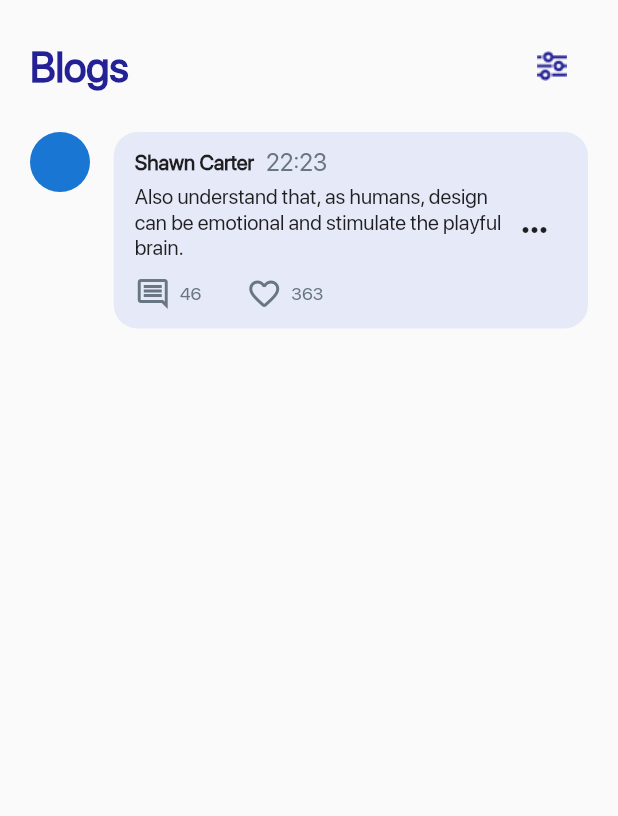
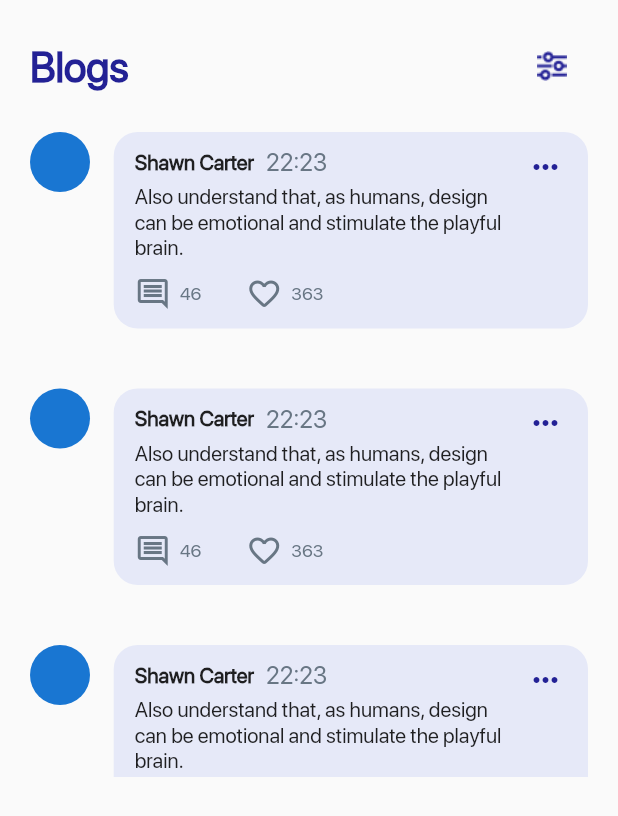
Before and after one commit to auyelgazin/uniguide, a Flutter app: the BlogScreen screen opened directly, on a phone screen of 412 x 824 dp. Shown: the top 816 px of the screen. Run offline on Flutter 3.47's test engine with Material 2 defaults, Android fonts, the light colour scheme and no system bars; our stand-ins replace firebase_auth, firebase_core, get, shared_preferences; accounts and stored records are empty.

Commit message:
blog widget extracted

```diff
--- a/lib/screens/dashboard/blog_screen.dart
+++ b/lib/screens/dashboard/blog_screen.dart
@@ -71,7 +71,30 @@ class BlogScreen extends StatelessWidget {
               ],
             ),
           ),
-          Padding(
+          Container(
+            height: 450,
+            child: ListView.builder(
+              itemCount: 3,
+              itemBuilder: (BuildContext context, int index){
+                return BlogCard();
+              },
+
+            ),
+          )
+        ],
+      ),
+    );
+  }
+}
+
+class BlogCard extends StatelessWidget {
+  const BlogCard({
+    Key key,
+  }) : super(key: key);
+
+  @override
+  Widget build(BuildContext context) {
+    return Padding(
       padding: EdgeInsets.all(20),
       child: Container(
         width: double.infinity,
@@ -83,7 +106,11 @@ class BlogScreen extends StatelessWidget {
               child: Column(
                 crossAxisAlignment: CrossAxisAlignment.start,
                 children: [
-                        CircleAvatar(),
+                  InkWell(
+                    child: CircleAvatar(),
+                    onTap: (){},
+                    splashColor: Colors.red,
+                  ),
                 ],
               ),
             ),
@@ -99,15 +126,18 @@ class BlogScreen extends StatelessWidget {
                       EdgeInsets.symmetric(horizontal: 14, vertical: 11),
                   child: Container(
                     child: Row(
+                      crossAxisAlignment: CrossAxisAlignment.start,
                       children: [
                         Expanded(
-                                flex: 85,
+                          flex: 9,
                           child: Container(
                             child: Column(
                               mainAxisAlignment:
                                   MainAxisAlignment.spaceBetween,
                               children: [
                                 Column(
+                                  crossAxisAlignment:
+                                      CrossAxisAlignment.start,
                                   children: [
                                     Row(
                                       crossAxisAlignment:
@@ -142,7 +172,8 @@ class BlogScreen extends StatelessWidget {
                                 ),
                                 SizedBox(height: 10),
                                 Row(children: [
-                                        Row(children: [
+                                  InkWell(
+                                    child: Row(children: [
                                       Icon(
                                         Icons.comment_outlined,
                                         color: Color(0xFF687684),
@@ -158,10 +189,13 @@ class BlogScreen extends StatelessWidget {
                                             fontWeight: FontWeight.w400),
                                       )
                                     ]),
+                                  ),
                                   SizedBox(
                                     width: 30,
                                   ),
-                                        Row(children: [
+                                  InkWell(
+                                    child: Row(
+                                      children: [
                                         Icon(
                                           Icons.favorite_outline_rounded,
                                           color: Color(0xFF687684),
@@ -174,24 +208,26 @@ class BlogScreen extends StatelessWidget {
                                           style: TextStyle(
                                               color: Color(0xFF687684),
                                               fontSize: 12,
-                                                fontWeight: FontWeight.w400),
+                                              fontWeight:
+                                                  FontWeight.w400),
                                         )
-                                        ])
+                                      ],
+                                    ),
+                                  )
                                 ])
                               ],
                             ),
                           ),
                         ),
                         Expanded(
-                                flex: 15,
-                                child: Column(
-                                  mainAxisAlignment: MainAxisAlignment.start,
-                                  children: [
-                                    IconButton(
-                                      icon: Icon(Icons.more_horiz),
-                                      onPressed: () {},
+                          flex: 1,
+                          child: InkWell(
+                            onTap: () {},
+                            splashColor: Color(0xFFB7C1F4),
+                            child: Icon(
+                              Icons.more_horiz,
+                              color: Color(0xFF232195),
                             ),
-                                  ],
                           ),
                         )
                       ],
@@ -203,9 +239,6 @@ class BlogScreen extends StatelessWidget {
           ],
         ),
       ),
-          )
-        ],
-      ),
     );
   }
 }
```
Lines whose indentation alone changed are shown as unchanged.
